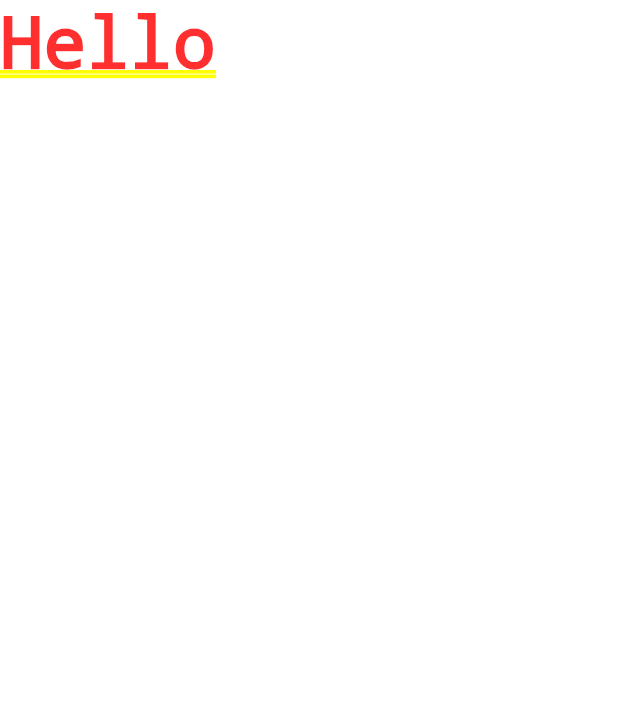
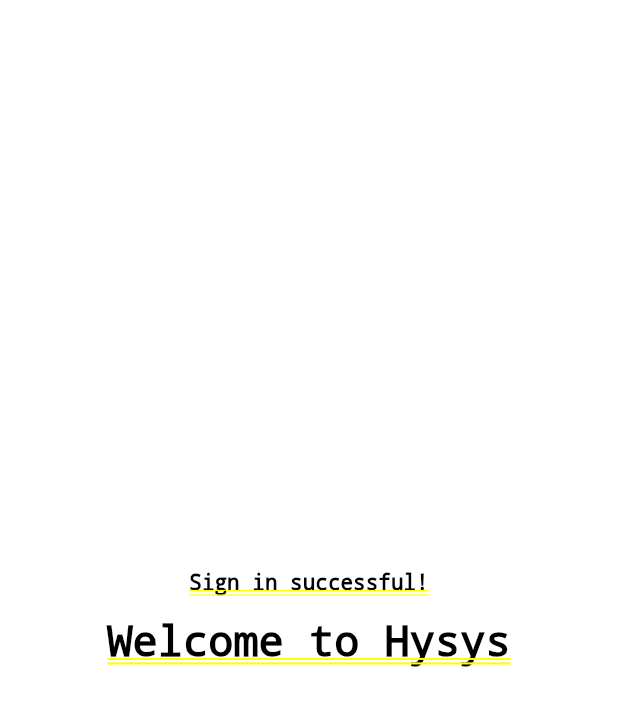
Before and after one commit to VBT-Intership/ESS-LoginDesign, a Flutter app: the screen it shows after launch, after a tap on "Sign In", on a phone screen of 412 x 824 dp. Shown: the top 706 px of the screen. Run offline on Flutter 3.47's test engine with Material 2 defaults, Android fonts, the phone set to English and light mode, and no system bars.

Commit message:
Welcome page titles added

```diff
--- a/flutter_login/lib/welcomepage.dart
+++ b/flutter_login/lib/welcomepage.dart
@@ -4,7 +4,49 @@ class WelcomeView extends StatelessWidget {
   @override
   Widget build(BuildContext context) {
     return Container(
-      child: Text("Hello"),
+      color: Colors.white,
+      child: Column(
+        mainAxisAlignment: MainAxisAlignment.center,
+        children: <Widget>[
+          SignInSuccessLabel(),
+          SizedBox(height: 15),
+          WelcomeLabel(),
+        ],
+      ),
     );
   }
 }
+
+class WelcomeLabel extends StatelessWidget {
+  const WelcomeLabel({
+    Key key,
+  }) : super(key: key);
+
+  @override
+  Widget build(BuildContext context) {
+    return Text(
+      "Welcome to Hysys",
+      style: TextStyle(
+        color: Colors.black,
+        fontSize: 28.0,
+      ),
+    );
+  }
+}
+
+class SignInSuccessLabel extends StatelessWidget {
+  const SignInSuccessLabel({
+    Key key,
+  }) : super(key: key);
+
+  @override
+  Widget build(BuildContext context) {
+    return Text(
+      "Sign in successful!",
+      style: TextStyle(
+        color: Colors.black,
+        fontSize: 14.0,
+      ),
+    );
+  }
+}
```
